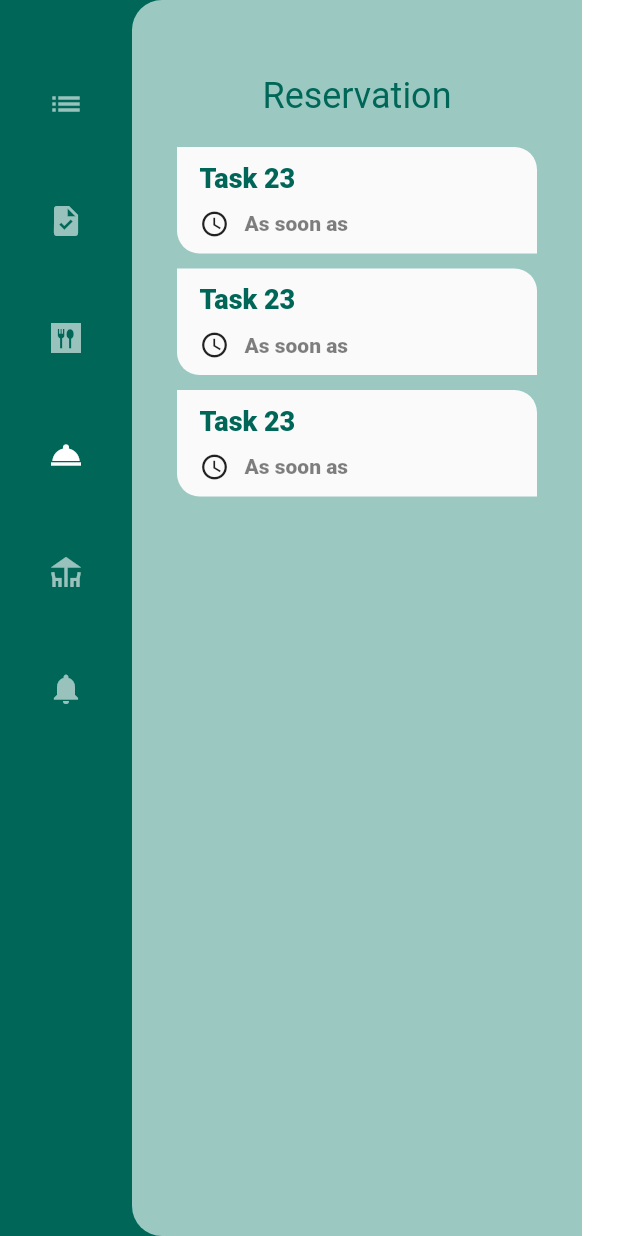
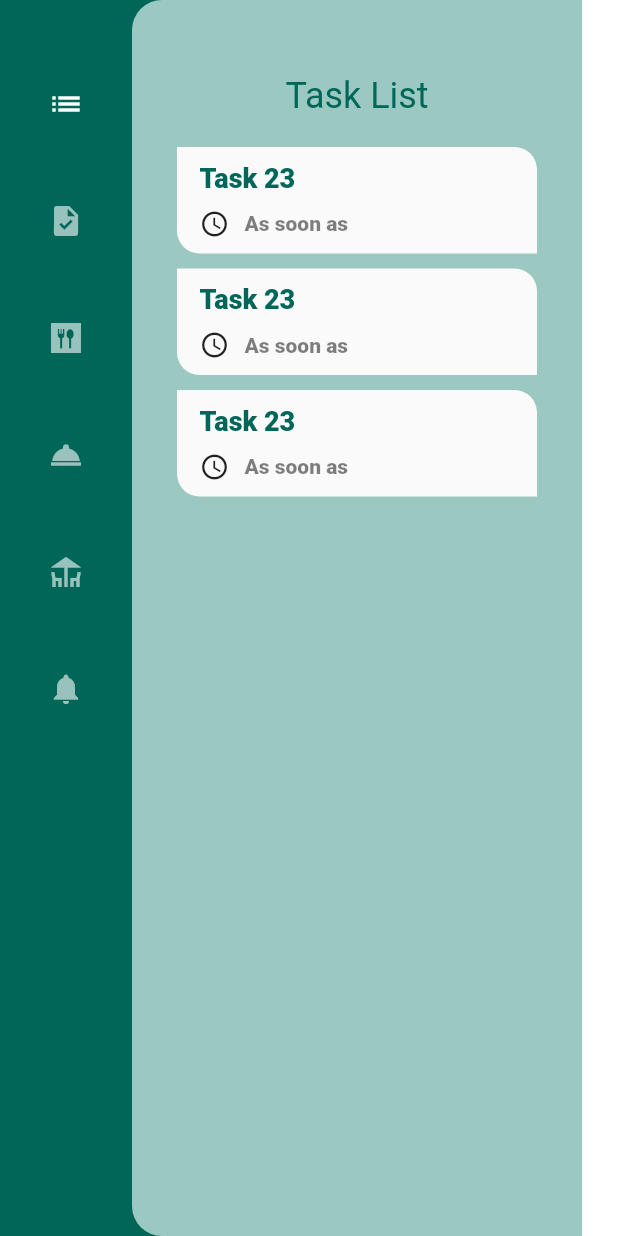
Before and after one commit to Shazad2737/restaurant_admin, a Flutter app: the screen it shows after launch, on a phone screen of 412 x 824 dp. Run offline on Flutter 3.47's test engine with Material 2 defaults, Android fonts, the phone set to English and light mode, and no system bars; our stand-ins replace google_fonts; missing offline and left inert: dart:html; network calls fail.

Commit message:
task list section

```diff
--- a/lib/ui/screens/home_screen.dart
+++ b/lib/ui/screens/home_screen.dart
@@ -24,7 +24,7 @@ class _HomeScreenState extends State<HomeScreen>
     tabController = TabController(
       length: 6,
       vsync: this,
-      initialIndex: 3, //change to the index of currently editing section
+      initialIndex: 0, //change to the index of currently editing section
     );
     super.initState();
   }
--- a/lib/ui/screens/home_screen_sections/task_list_section.dart
+++ b/lib/ui/screens/home_screen_sections/task_list_section.dart
@@ -105,6 +105,11 @@ class TaskListSection extends StatelessWidget {
                   padding: const EdgeInsets.only(left: 30),
                   child: FoodItem(),
                 ),
+                Divider(
+                  height: 10,
+                  thickness: 3,
+                  color: Colors.black.withOpacity(.125),
+                )
               ],
             ),
           ),
```
